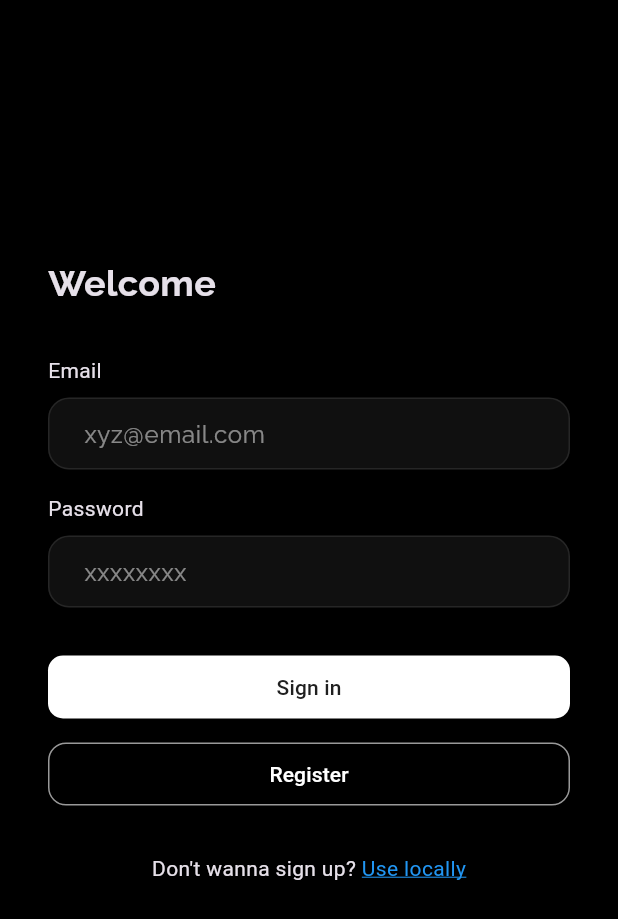
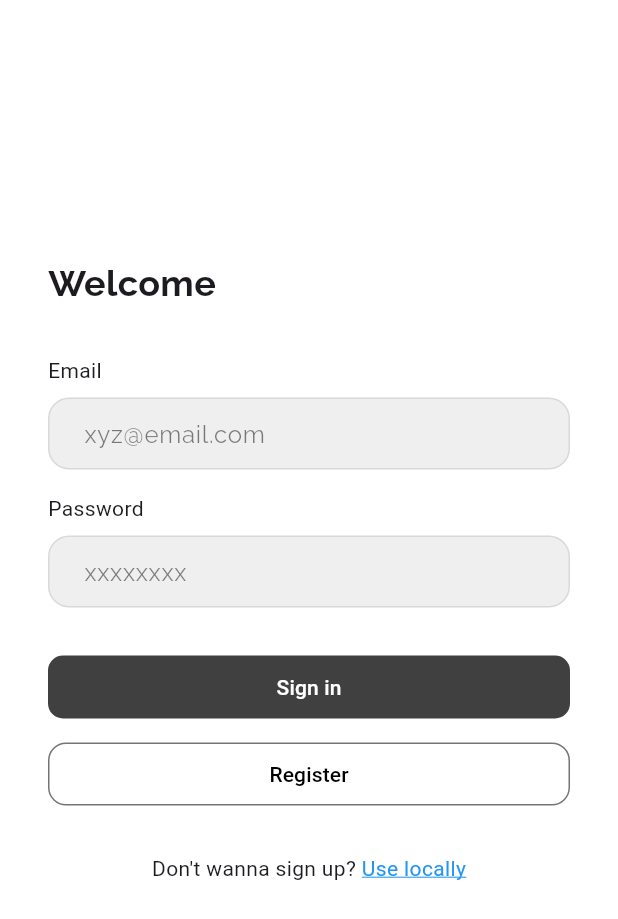
Before and after one commit to ameyodas/news-app, a Flutter app: the screen it shows after launch, on a phone screen of 412 x 824 dp. Shown: the top 919 px of the screen. Run offline on Flutter 3.47's test engine with Material 3 defaults, Android fonts, the phone set to English and light mode, and no system bars; our stand-ins replace cached_network_image, card_loading, dio, envied, event_bus, fluentui_system_icons and 4 more; missing offline and left inert: gpt_markdown; accounts and stored records are empty; generated files the repository leaves out were written again.

Commit message:
Dynamic theme mode switch, better actions bar

```diff
--- a/lib/api/llm_tts_api.dart
+++ b/lib/api/llm_tts_api.dart
@@ -1,7 +1,6 @@
 import 'dart:convert';
 import 'dart:math';
 import 'package:dio/dio.dart';
-import 'package:flutter/material.dart';
 
 class LLMApi {
   static LLMApi? instance;
--- a/lib/main.dart
+++ b/lib/main.dart
@@ -21,13 +21,20 @@ class NewsApp extends StatefulWidget {
 class NewsAppState extends State<NewsApp> {
   @override
   Widget build(BuildContext context) {
-    return MaterialApp(
-        title: 'InstaNews',
-        theme: INTheme.light(),
-        darkTheme: INTheme.dark(),
-        themeMode: INTheme.mode,
-        home: AuthGate(
+    return ValueListenableBuilder<ThemeMode>(
+      valueListenable: INTheme.modeNotifier,
+      builder: (context, mode, _) {
+        return MaterialApp(
+          title: 'InstaNews',
+          theme: INTheme.light(),
+          darkTheme: INTheme.dark(),
+          themeMode: mode,
+          home: AuthGate(
             authWidgetBuilder: (context) => const LoginPage(),
-            landingWidgetBuilder: (context) => const LandingPage()));
+            landingWidgetBuilder: (context) => const LandingPage(),
+          ),
+        );
+      },
+    );
   }
 }
--- a/lib/theme.dart
+++ b/lib/theme.dart
@@ -108,9 +108,13 @@ class INTheme {
     );
   }
 
-  static ThemeMode mode = ThemeMode.dark;
+  static ValueNotifier<ThemeMode> modeNotifier =
+      ValueNotifier(ThemeMode.system);
+
   static ThemeMode toggleMode() {
-    mode = mode == ThemeMode.light ? ThemeMode.dark : ThemeMode.light;
-    return mode;
+    modeNotifier.value = modeNotifier.value == ThemeMode.light
+        ? ThemeMode.dark
+        : ThemeMode.light;
+    return modeNotifier.value;
   }
 }
```
Also changed, not shown: lib/pages/settings_page.dart (+0 -71 lines), lib/widgets/action_bar.dart (+24 -7 lines).
